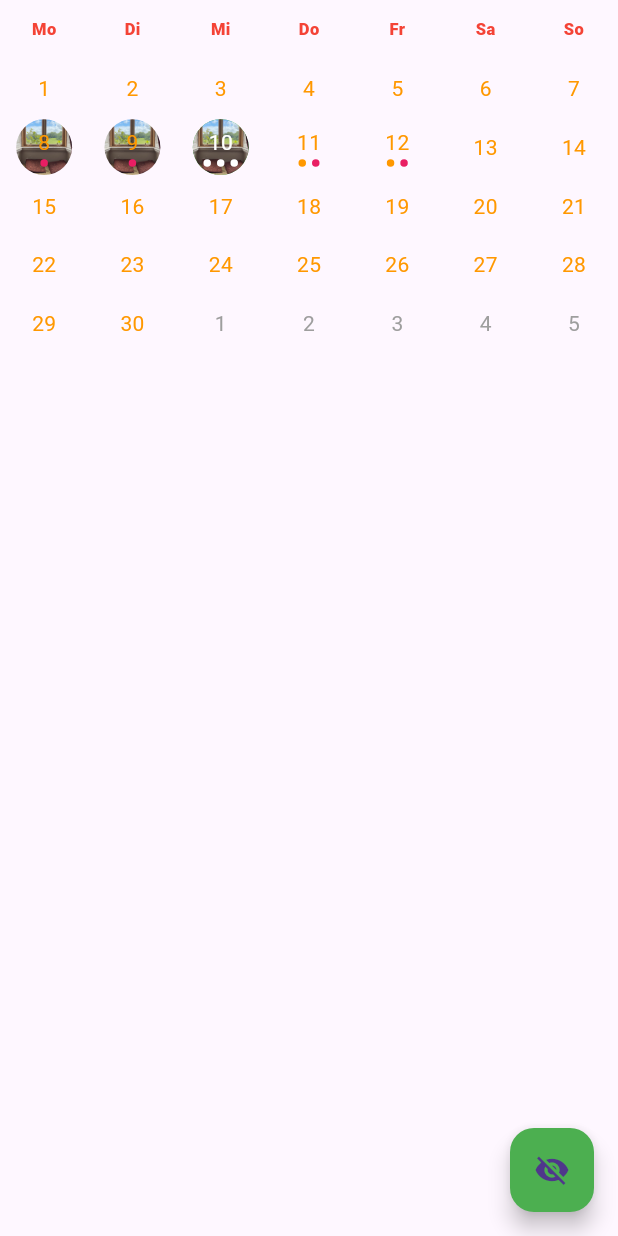
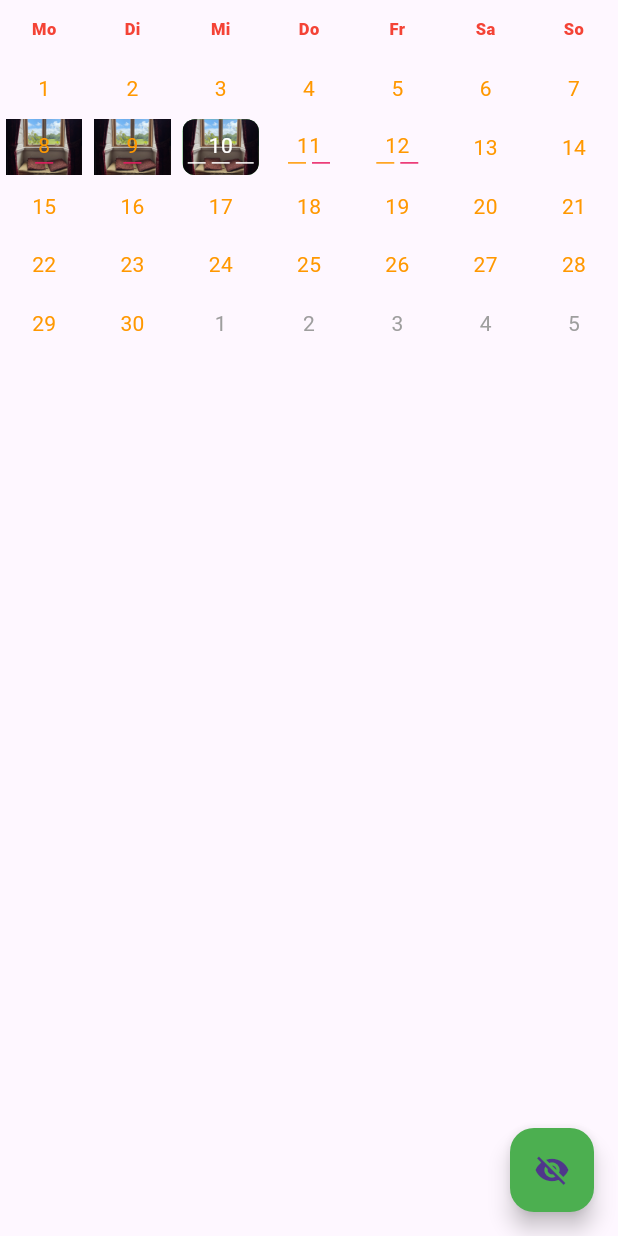
Before and after one commit to Ankitsaroj94/flutter_neat_and_clean_calendar, a Flutter app: the screen it shows after launch, on a phone screen of 412 x 824 dp. Run offline on Flutter 3.47's test engine with Material 3 defaults, Android fonts, the phone set to English and light mode, and no system bars; our stand-ins replace flutter_platform_widgets.

Commit message:
minor ui changes

```diff
--- a/lib/calendar_tile.dart
+++ b/lib/calendar_tile.dart
@@ -1,9 +1,10 @@
 import 'package:flutter/material.dart';
 import 'package:flutter_neat_and_clean_calendar/provider_image.dart';
+import "package:intl/intl.dart";
+
 // import 'package:flutter_neat_and_clean_calendar/platform_widgets.dart';
 import './date_utils.dart';
 import './neat_and_clean_calendar_event.dart';
-import "package:intl/intl.dart";
 
 /// [NeatCleanCalendarTile] is responsible for displaying one calendar event entry below
 /// the week view or the month view. The events are displayed in a list of [NeatCleanCalendarTile].
@@ -92,18 +93,19 @@ class NeatCleanCalendarTile extends StatelessWidget {
       return GestureDetector(
         onTap: onDateSelected, // react on tapping
         child: Padding(
-          padding: const EdgeInsets.all(1.0),
+          padding: const EdgeInsets.symmetric(horizontal: 4.0, vertical: 1),
           child: Container(
             // If this tile is the selected date, draw a colored circle on it. The circle is filled with
             // the color passed with the selectedColor parameter or red color.
             decoration: isSelected && date != null
                 ? BoxDecoration(
-                    shape: BoxShape.circle,
+                    // shape: BoxShape,
+                    borderRadius: BorderRadius.circular(8),
                     color: selectedColor != null
                         ? Utils.isSameDay(this.date!, DateTime.now())
                             ? selectedTodayColor != null
                                 ? selectedTodayColor
-                                : Colors.red
+                                : Colors.deepPurple.shade400
                             : selectedColor
                         : Theme.of(context).primaryColor,
                     image: events != null && events!.isNotEmpty
@@ -119,7 +121,7 @@ class NeatCleanCalendarTile extends StatelessWidget {
                     ? BoxDecoration()
                     : events!.isNotEmpty
                         ? BoxDecoration(
-                            shape: BoxShape.circle,
+                            shape: BoxShape.rectangle,
                             image: icon != '' && icon != null
                                 ? DecorationImage(
                                     fit: BoxFit.cover,
@@ -168,10 +170,10 @@ class NeatCleanCalendarTile extends StatelessWidget {
                           return Container(
                             margin: EdgeInsets.only(
                                 left: 2.0, right: 2.0, top: 1.0),
-                            width: 5.0,
-                            height: 5.0,
+                            width: 12.0,
+                            height: 1.0,
                             decoration: BoxDecoration(
-                              shape: BoxShape.circle,
+                              shape: BoxShape.rectangle,
                               // If event is done (isDone == true) set the color of the dots to
                               // the eventDoneColor (if given) otherwise use the primary color of
                               // the theme
```
